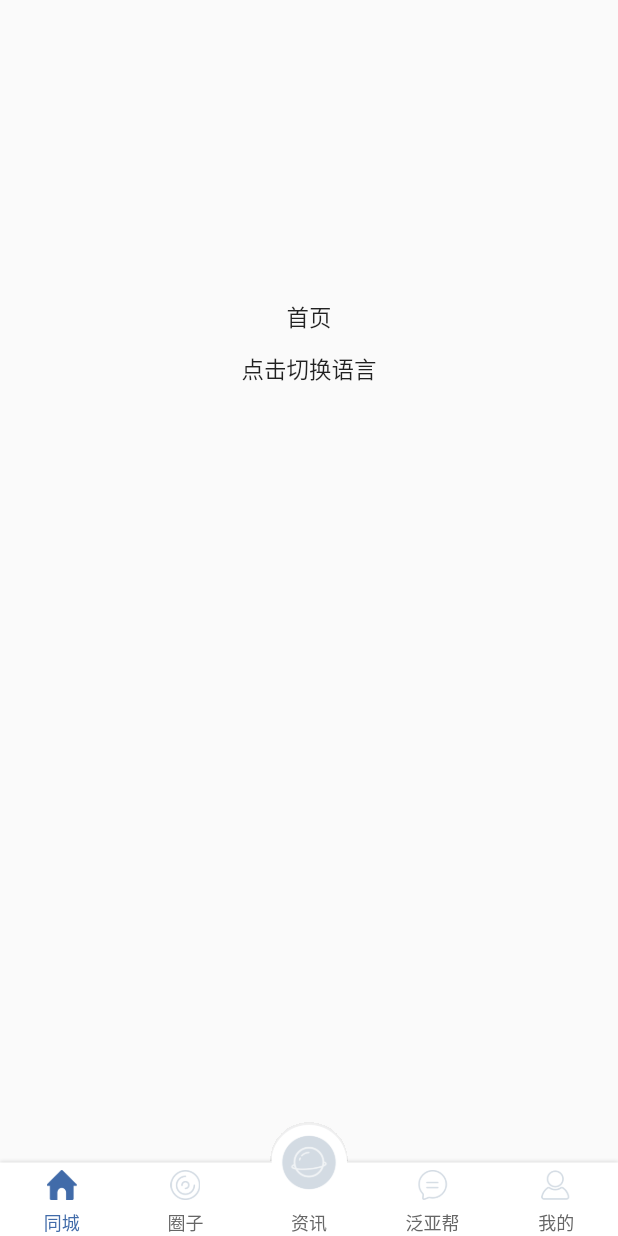
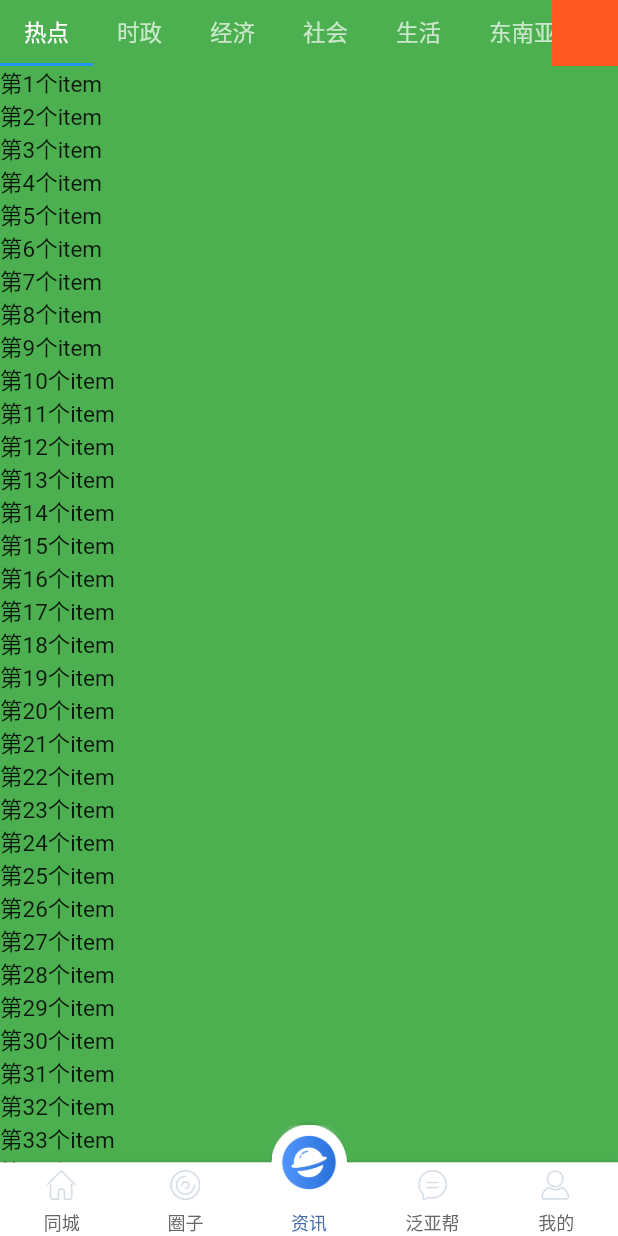
Before and after one commit to full-of-fire/fy_news, a Flutter app: the screen it shows after launch, swiped to page 3, on a phone screen of 412 x 824 dp. Run offline on Flutter 3.47's test engine with Material 2 defaults, Android fonts, the phone set to English and light mode, and no system bars; our stand-ins replace device_info, dio, flutter_secure_storage, fluttertoast, package_info; missing offline and left inert: common_utils, dart_des, telebot; network calls fail.

Commit message:
feat:资讯基本框架的搭建

```diff
--- a/lib/modules/main_root.dart
+++ b/lib/modules/main_root.dart
@@ -23,8 +23,8 @@ class MainRootPage extends StatefulWidget {
 class _TabBarViewState extends State<MainRootPage> {
   final _defaltColor = FYColors.tab_unSelect_color;
   final _selectColor = FYColors.theme_color;
-  final _pageController = PageController(initialPage: 0,keepPage: true);
-  int _currentIndex = 0;
+  final _pageController = PageController(initialPage: 2,keepPage: true);
+  int _currentIndex = 2;
 
   @override
   void initState() {
--- a/lib/modules/news/news.dart
+++ b/lib/modules/news/news.dart
@@ -1,36 +1,29 @@
-
-import 'dart:math';
-
 import 'package:flutter/material.dart';
-import 'package:flutter_jailbreak_detection/generated/i18n.dart';
 import 'package:fy_news/const/localizations/app_local_manager.dart';
-import 'package:fy_news/const/localizations/app_localization.dart';
 import 'package:fy_news/generated/l10n.dart' as LocalS;
+import 'package:fy_news/modules/news/news_content.dart';
+import 'package:fy_news/modules/news/news_search.dart';
 
 
-class NewsPage extends StatelessWidget {
+
+class NewsPage extends StatefulWidget {
+  @override
+  State<StatefulWidget> createState() => _NewsPageState();
+}
+
+class _NewsPageState extends State<NewsPage> {
+  PageController _pageController = PageController(initialPage: 1,keepPage: true);
+  int _currentIndex = 0;
   @override
   Widget build(BuildContext context) {
     // TODO: implement build
     return Scaffold(
-      body: Center(
-        child: Column(
-          children: [
-            Container(height: 200,),
-            Text(LocalS.S.of(context).title),
-            FlatButton(onPressed: (){
-
-              print("我被点击了");
-              if(AppLocalManager.currentLanguage.languageCode == "zh"){
-                AppLocalManager.changeLanguage("en");
-              }else {
-                AppLocalManager.changeLanguage("zh");
-              }
-
-
-            }, child: Text("点击切换语言"))
-          ],
-        ),
+      body: PageView(
+        controller: _pageController,
+        children: [
+          NewsSearchPage(),
+          NewsContentPage(mainPageController: _pageController,)
+        ],
       ),
     );
   }
--- /dev/null
+++ b/lib/modules/news/news_content.dart
@@ -0,0 +1,214 @@
+import 'package:flutter/cupertino.dart';
+import 'package:flutter/gestures.dart';
+import 'package:flutter/material.dart';
+import 'package:flutter/rendering.dart';
+import 'package:fy_news/modules/news/news_list.dart';
+
+///https://juejin.cn/post/6900751363173515278
+class NewsContentPage extends StatefulWidget {
+  const NewsContentPage({this.mainPageController});
+  ///主控制器
+  final PageController mainPageController;
+  @override
+  State<StatefulWidget> createState() => _NewsContentPageState();
+}
+
+class _NewsContentPageState extends State<NewsContentPage> with  SingleTickerProviderStateMixin{
+  TabController _tabController;
+  ScrollController _currentMainScrollController = ScrollController(initialScrollOffset: 44);
+  DragStartDetails _dragStartDetails;
+  @override
+  void initState() {
+    // TODO: implement initState
+    _tabController = TabController(length: 12, vsync: this);
+    _tabController.addListener(() {
+      _tabController.index;
+    });
+
+    _currentMainScrollController.addListener(() {
+
+      print(_currentMainScrollController.position.pixels);
+
+    });
+
+    super.initState();
+
+  }
+  @override
+  void dispose() {
+    _tabController.removeListener(() { });
+    super.dispose();
+  }
+  @override
+  Widget build(BuildContext context) {
+    final double top = MediaQuery.of(context).padding.top;
+    return Scaffold(
+      body: Container(
+        color: Colors.green,
+        margin: EdgeInsets.only(top: top),
+        child: _contentScrollView()
+      )
+    );
+  }
+
+  /*滚动内容视图*/
+  Widget _contentScrollView() {
+    return CustomScrollView(
+      controller: _currentMainScrollController,
+      slivers: [
+        _buildTopSearchBar(),
+        _buildTopTabBarView(),
+        _buildTabBarContentView()
+      ],
+    );
+  }
+
+  Widget _buildTopSearchBar() {
+    return SliverPersistentHeader(
+      delegate: _SliverAppBarDelegate(
+        minHeight: 44,
+        maxHeight: 44,
+        child: Container(
+          color: Colors.blue,
+        )
+      ),
+    );
+  }
+
+  Widget _buildTopTabBarView() {
+    return SliverPersistentHeader(
+      pinned: true,
+      delegate: _SliverAppBarDelegate(
+        minHeight: 44,
+        maxHeight: 44,
+        child: _buildTopTabBar()
+      )
+    );
+  }
+
+
+  /*顶部*/
+  Widget _buildTopTabBar() {
+    return Row(
+      children: [
+        Expanded(
+          child: NotificationListener(
+            child: TabBar(
+              controller: _tabController,
+              isScrollable: true,
+              tabs: [
+                Tab(text: "热点",),
+                Tab(text: "时政",),
+                Tab(text: "经济",),
+                Tab(text: "社会",),
+                Tab(text: "生活",),
+                Tab(text: "东南亚",),
+                Tab(text: "热点",),
+                Tab(text: "时政",),
+                Tab(text: "经济",),
+                Tab(text: "社会",),
+                Tab(text: "生活",),
+                Tab(text: "东南亚",)
+              ],
+            ),
+            onNotification: _handleNotice,
+          ),
+        ),
+        Container(
+          width: 44,
+          color: Colors.deepOrange,
+        )
+      ],
+    );
+  }
+
+  Widget _buildTabBarContentView() {
+    return SliverFillRemaining(
+      child: MediaQuery.removePadding(
+          context: context,
+          removeTop: true,
+          child: NotificationListener(
+            child: TabBarView(
+              controller: _tabController,
+              children: _buildNewsListViews(),
+            ),
+            onNotification: _handleNotice,
+          )
+      )
+    );
+  }
+
+  List<Widget> _buildNewsListViews() {
+
+    List<Widget> contents = [];
+    for( int i = 0; i < _tabController.length; i++) {
+      contents.add(
+        NewsListPage(
+          listScrollDirectonValueChange: (scrollDirect){
+            if(scrollDirect == ListScrollDirection.up) {
+              _currentMainScrollController.position.animateTo(44,duration: Duration(microseconds: 250),curve: Curves.linear);
+            }else {
+              _currentMainScrollController.position.animateTo(0,duration: Duration(microseconds: 250),curve: Curves.linear);
+            }
+          },
+        )
+      );
+    }
+    return contents;
+  }
+  /// 处理滚动通知
+  bool _handleNotice(Notification notification) {
+    if(notification is ScrollStartNotification) {
+      _dragStartDetails = notification.dragDetails;
+    }
+
+    if (notification is UserScrollNotification &&
+        notification.direction == ScrollDirection.forward &&
+        !_tabController.indexIsChanging &&
+        _dragStartDetails != null &&
+        _tabController.index == 0) {
+      widget.mainPageController.position.drag(_dragStartDetails, () {});
+    }
+
+    return true;
+  }
+
+}
+
+class NewsContentScrollController extends ScrollController {
+
+}
+
+
+
+// SliverPersistentHeaderDelegate 的实现类
+class _SliverAppBarDelegate extends SliverPersistentHeaderDelegate {
+
+  const _SliverAppBarDelegate({
+    @required this.minHeight,
+    @required this.maxHeight,
+    @required this.child
+  });
+
+  final Widget child;
+  final double minHeight;
+  final double maxHeight;
+
+  @override
+  Widget build(BuildContext context, double shrinkOffset, bool overlapsContent) {
+    return SizedBox.expand(child: child);
+  }
+
+  @override
+  double get maxExtent => this.maxHeight;
+
+  @override
+  double get minExtent => this.minHeight;
+
+  @override
+  bool shouldRebuild(covariant _SliverAppBarDelegate oldDelegate) {
+    return maxHeight != oldDelegate.maxHeight ||
+        minHeight != oldDelegate.minHeight ||
+        child != oldDelegate.child;
+  }
+}
--- /dev/null
+++ b/lib/modules/news/news_list.dart
@@ -0,0 +1,77 @@
+
+import 'package:flutter/cupertino.dart';
+import 'package:flutter/rendering.dart';
+
+
+enum ListScrollDirection {
+  /// 向上滚动
+  up,
+  /// 向下滚动
+  down,
+}
+
+typedef ListScrollDirectonValueChange = void Function(ListScrollDirection);
+
+class NewsListPage extends StatefulWidget {
+  const NewsListPage({this.listScrollDirectonValueChange});
+  final ListScrollDirectonValueChange listScrollDirectonValueChange;
+
+  @override
+  State<StatefulWidget> createState() => _NewsListPageState();
+}
+
+class _NewsListPageState extends State<NewsListPage> {
+  ScrollController _scrollController = ScrollController();
+  double _startOffset = 0;
+  final double _maxOffset = 60;
+
+
+  @override
+  Widget build(BuildContext context) {
+    return NotificationListener(
+      onNotification: _handleNotice,
+      child: ListView(
+        controller: _scrollController,
+        children: _items(),
+      ),
+    );
+  }
+
+  List<Widget> _items() {
+    List<Widget> items = [];
+    for(int i = 0; i < 100; i++) {
+      items.add(Text("第${i+1}个item"));
+    }
+    return items;
+  }
+
+  /*处理通知*/
+  bool _handleNotice(Notification notification){
+
+    if(notification is ScrollStartNotification) {
+      print(notification.dragDetails);
+      print("开始滚动");
+      _startOffset = _scrollController.offset;
+    }else if (notification is ScrollUpdateNotification) {
+
+      // print(notification.scrollDelta);
+      if(_scrollController.position.userScrollDirection == ScrollDirection.forward) {
+        if(_startOffset - _scrollController.offset > _maxOffset) {
+          print("向下滚动 超过60");
+          widget.listScrollDirectonValueChange(ListScrollDirection.down);
+        }
+        // print("向下滚动==${_scrollController.offset}");
+      }else if(_scrollController.position.userScrollDirection == ScrollDirection.reverse) {
+        if(_scrollController.offset - _startOffset   > _maxOffset) {
+          print("向上滚动 超过60");
+          widget.listScrollDirectonValueChange(ListScrollDirection.up);
+        }
+      }
+
+    }else if (notification is ScrollEndNotification) {
+      print("滚动结束");
+    }
+    return true;
+
+  }
+}
--- /dev/null
+++ b/lib/modules/news/news_search.dart
@@ -0,0 +1,28 @@
+import 'package:flutter/gestures.dart';
+import 'package:flutter/material.dart';
+
+class NewsSearchPage extends StatefulWidget  {
+  @override
+  State<StatefulWidget> createState() => _NewsSearchPageState();
+}
+
+class _NewsSearchPageState extends State<NewsSearchPage> with AutomaticKeepAliveClientMixin {
+  @override
+  Widget build(BuildContext context) {
+    return Scaffold(
+      body: Center(
+        child: Text("搜索页面"),
+      ),
+    );
+  }
+
+  @override
+  void dispose() {
+    // TODO: implement dispose
+    print("搜索页面销毁");
+    super.dispose();
+  }
+  @override
+  // TODO: implement wantKeepAlive
+  bool get wantKeepAlive => true;
+}
```
Also changed, not shown: 1 other file.
